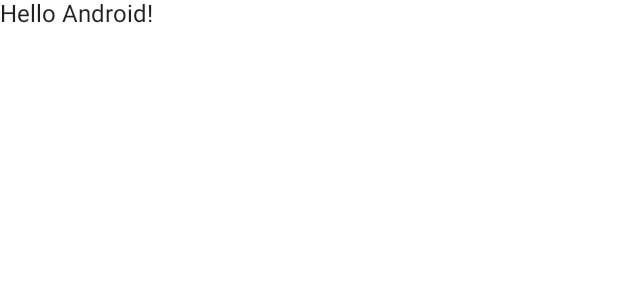
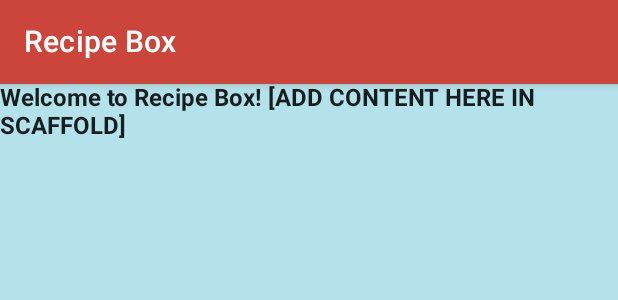
Before and after one commit to bolandmj/RecipeBox, an Android app built with Jetpack Compose: the @Preview function DefaultPreview, on a phone screen of 412 x 824 dp. Shown: the top 300 px of the screen. Run offline under Robolectric (Android 15) with nearby library versions, the phone set to English and light mode, and no system bars.

Commit message:
Completed code review 1

```diff
--- a/app2/src/main/java/com/example/recipebox/MainActivity.kt
+++ b/app2/src/main/java/com/example/recipebox/MainActivity.kt
@@ -4,9 +4,7 @@ import android.os.Bundle
 import androidx.activity.ComponentActivity
 import androidx.activity.compose.setContent
 import androidx.compose.foundation.layout.fillMaxSize
-import androidx.compose.material.MaterialTheme
-import androidx.compose.material.Surface
-import androidx.compose.material.Text
+import androidx.compose.material.*
 import androidx.compose.runtime.Composable
 import androidx.compose.ui.Modifier
 import androidx.compose.ui.tooling.preview.Preview
@@ -21,23 +19,31 @@ class MainActivity : ComponentActivity() {
                 Surface(
                     modifier = Modifier.fillMaxSize(),
                     color = MaterialTheme.colors.background
+
                 ) {
-                    Greeting("Android")
+                    Scaffold()
                 }
             }
+
         }
     }
 }
 
 @Composable
-fun Greeting(name: String) {
-    Text(text = "Hello $name!")
+fun Scaffold() {
+    val scaffoldState = rememberScaffoldState(rememberDrawerState(DrawerValue.Closed))
+    Scaffold(
+        scaffoldState = scaffoldState,
+        topBar = { TopAppBar(title = {Text("Recipe Box")},backgroundColor = MaterialTheme.colors.primary)  },
+        content = { Text("Welcome to Recipe Box! [ADD CONTENT HERE IN SCAFFOLD]") },
+    )
 }
+
 
 @Preview(showBackground = true)
 @Composable
 fun DefaultPreview() {
     RecipeBoxTheme {
-        Greeting("Android")
+        Scaffold()
     }
 }
--- a/app2/src/main/java/com/example/recipebox/ui/theme/Type.kt
+++ b/app2/src/main/java/com/example/recipebox/ui/theme/Type.kt
@@ -9,8 +9,8 @@ import androidx.compose.ui.unit.sp
 // Set of Material typography styles to start with
 val Typography = Typography(
     body1 = TextStyle(
-        fontFamily = FontFamily.Default,
-        fontWeight = FontWeight.Normal,
+        fontFamily = FontFamily.SansSerif,
+        fontWeight = FontWeight.Bold,
         fontSize = 16.sp
     )
     /* Other default text styles to override
```
Also changed, not shown: app2/src/main/java/com/example/recipebox/ui/theme/Color.kt (+4 -4 lines), app2/src/main/java/com/example/recipebox/ui/theme/Theme.kt (+7 -6 lines), 1 other file.
